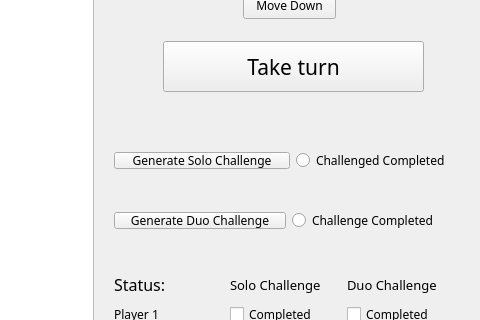
johncutone/10c_Final_Project, file mainwindow.ui: the form before one commit; both pictures show x 827 to 1307 and y 166 to 486 of the 1307 by 763 pixel window.
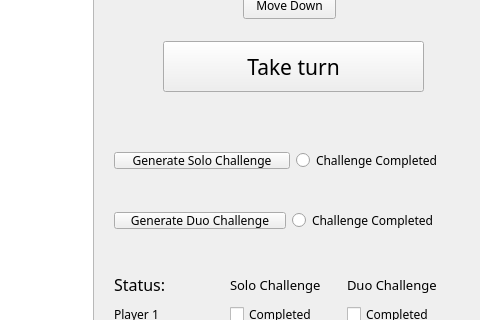
The form after the commit.

Commit message: Finish handling solo and duo complete buttons

Diff of the .ui file:
```diff
--- a/mainwindow.ui
+++ b/mainwindow.ui
@@ -1187,7 +1187,7 @@
           </font>
          </property>
          <property name="text">
-          <string>Challenged Completed</string>
+          <string>Challenge Completed</string>
          </property>
         </widget>
        </item>
```
The commit also changes 2 other files.
